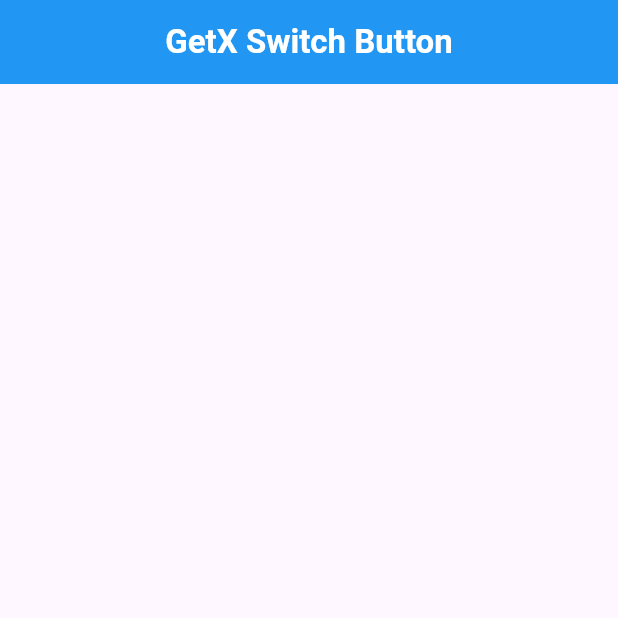
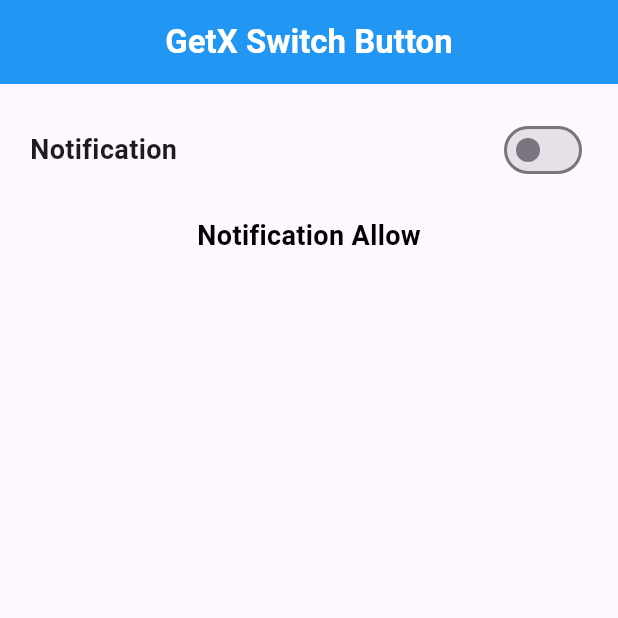
Before and after one commit to alhasann351/getx_switch_button, a Flutter app: the screen it shows after launch, on a phone screen of 412 x 824 dp, the top half of it. Run offline on Flutter 3.47's test engine with Material 3 defaults, Android fonts, the phone set to English and light mode, and no system bars; our stand-ins replace get.

Commit message:
design-added

```diff
--- a/lib/my_home_page.dart
+++ b/lib/my_home_page.dart
@@ -23,6 +23,37 @@ class _MyHomePageState extends State<MyHomePage> {
           ),
         ),
       ),
+      body: Column(
+        children: [
+          Padding(
+            padding: const EdgeInsets.all(20),
+            child: Row(
+              mainAxisAlignment: MainAxisAlignment.spaceBetween,
+              children: [
+                const Text(
+                  'Notification',
+                  style: TextStyle(
+                    fontSize: 18,
+                    fontWeight: FontWeight.bold,
+                  ),
+                ),
+                Switch(
+                  value: false,
+                  onChanged: (value) {},
+                ),
+              ],
+            ),
+          ),
+          const Text(
+            'Notification Allow',
+            style: TextStyle(
+              fontWeight: FontWeight.bold,
+              fontSize: 18,
+              color: Colors.black,
+            ),
+          ),
+        ],
+      ),
     );
   }
 }
```
